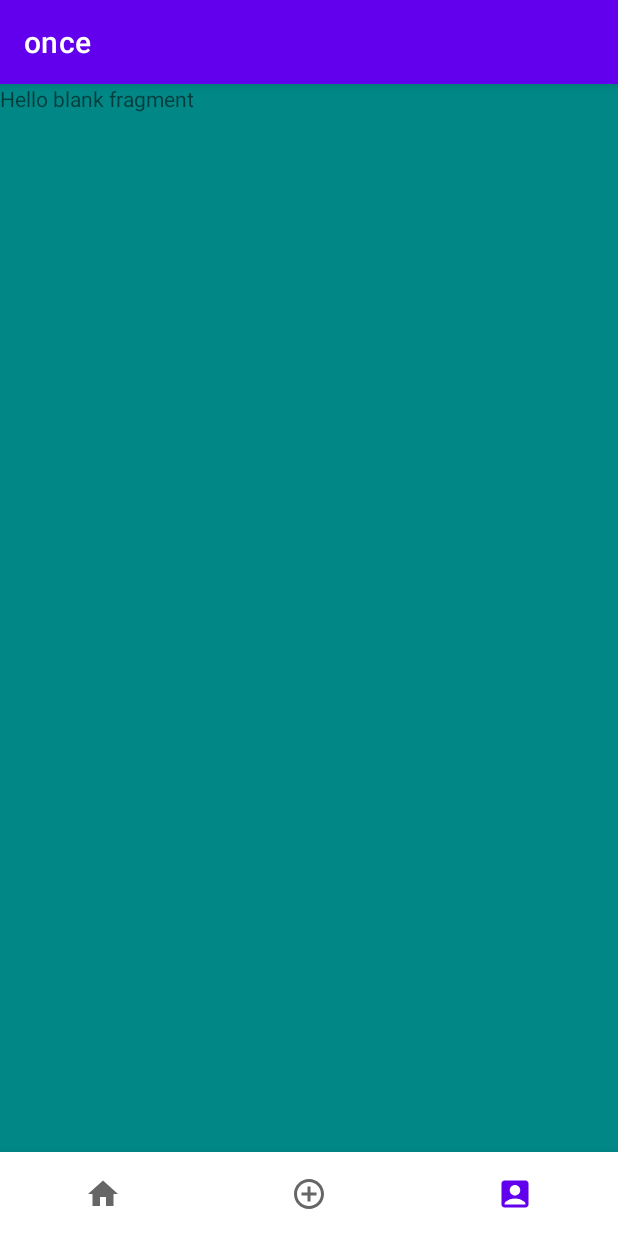
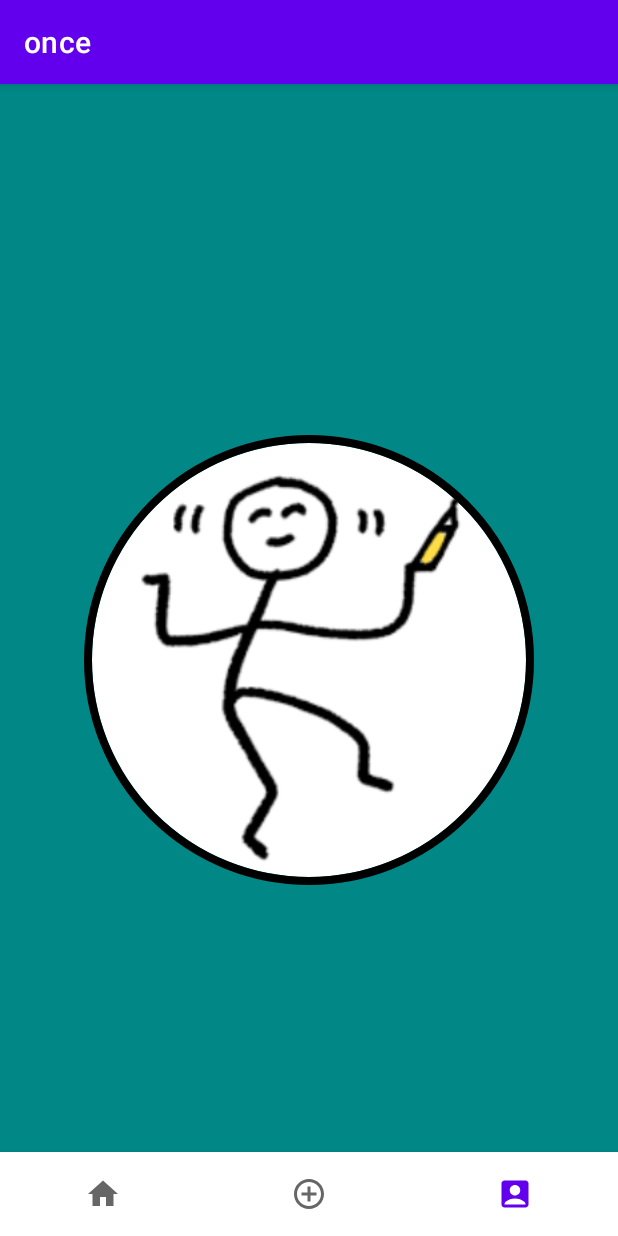
Before and after one commit to UzzerDiyonce/once, an Android app: the screen it shows after launch (MainActivity), item 3 of the bottom bar chosen, on a phone screen of 412 x 824 dp. Run offline under Robolectric (Android 15) with nearby library versions, the phone set to English and light mode, and no system bars; our stand-ins replace CircleImageView.

Commit message:
프로필사진

```diff
--- a/app/build.gradle
+++ b/app/build.gradle
@@ -37,6 +37,7 @@ dependencies {
     implementation 'androidx.core:core-ktx:1.7.0'
     implementation 'androidx.appcompat:appcompat:1.5.1'
     implementation 'com.google.android.material:material:1.7.0'
+    implementation 'de.hdodenhof:circleimageview:3.1.0' //Circle ImageView
     implementation 'androidx.constraintlayout:constraintlayout:2.1.4'
     testImplementation 'junit:junit:4.13.2'
     androidTestImplementation 'androidx.test.ext:junit:1.1.5'
--- a/app/src/main/res/layout/my_page.xml
+++ b/app/src/main/res/layout/my_page.xml
@@ -1,15 +1,28 @@
 <?xml version="1.0" encoding="utf-8"?>
 <FrameLayout xmlns:android="http://schemas.android.com/apk/res/android"
     xmlns:tools="http://schemas.android.com/tools"
+    xmlns:app="http://schemas.android.com/apk/res-auto"
     android:layout_width="match_parent"
     android:layout_height="match_parent"
     android:background="@color/teal_700"
     tools:context=".MyPage">
 
+    <de.hdodenhof.circleimageview.CircleImageView
+        android:id="@+id/circle_iv"
+        android:layout_width="300dp"
+        android:layout_height="300dp"
+        android:layout_gravity="center"
+        android:background="@android:color/transparent"
+        app:civ_border_overlay="true"
+        app:civ_border_width="5dp"
+        app:civ_border_color="#000000"
+        android:src="@drawable/once_profileImg"
+        />
+
     <!-- TODO: Update blank fragment layout -->
     <TextView
         android:layout_width="match_parent"
         android:layout_height="match_parent"
-        android:text="@string/hello_blank_fragment" />
+        />
 
 </FrameLayout>
```
Also changed, not shown: app/src/main/res/drawable/once_profileImg.png (added).
